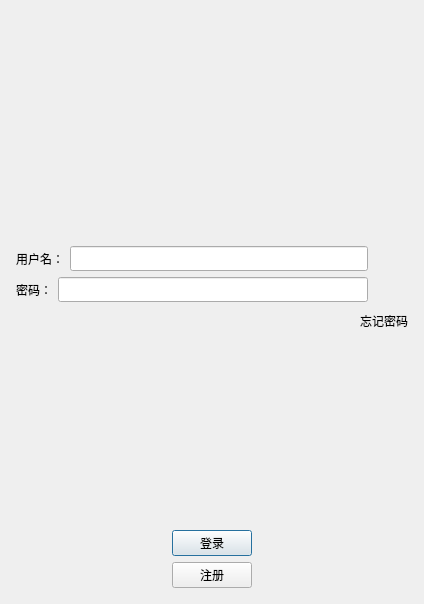
RIchard-0209/Instance-Messaging, file logindialog.ui: the form before one commit.
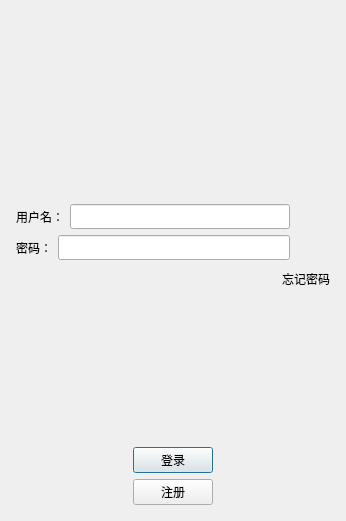
The form after the commit. Icons and pictures are not drawn.

Patch:
```diff
--- a/logindialog.ui
+++ b/logindialog.ui
@@ -6,10 +6,22 @@
    <rect>
     <x>0</x>
     <y>0</y>
-    <width>424</width>
-    <height>604</height>
+    <width>346</width>
+    <height>521</height>
    </rect>
   </property>
+  <property name="minimumSize">
+   <size>
+    <width>300</width>
+    <height>500</height>
+   </size>
+  </property>
+  <property name="maximumSize">
+   <size>
+    <width>346</width>
+    <height>521</height>
+   </size>
+  </property>
   <property name="windowTitle">
    <string>Dialog</string>
   </property>
@@ -33,6 +45,12 @@
        <layout class="QGridLayout" name="gridLayout">
         <item row="0" column="0">
          <widget class="QLabel" name="label">
+          <property name="minimumSize">
+           <size>
+            <width>300</width>
+            <height>0</height>
+           </size>
+          </property>
           <property name="text">
            <string/>
           </property>
```
